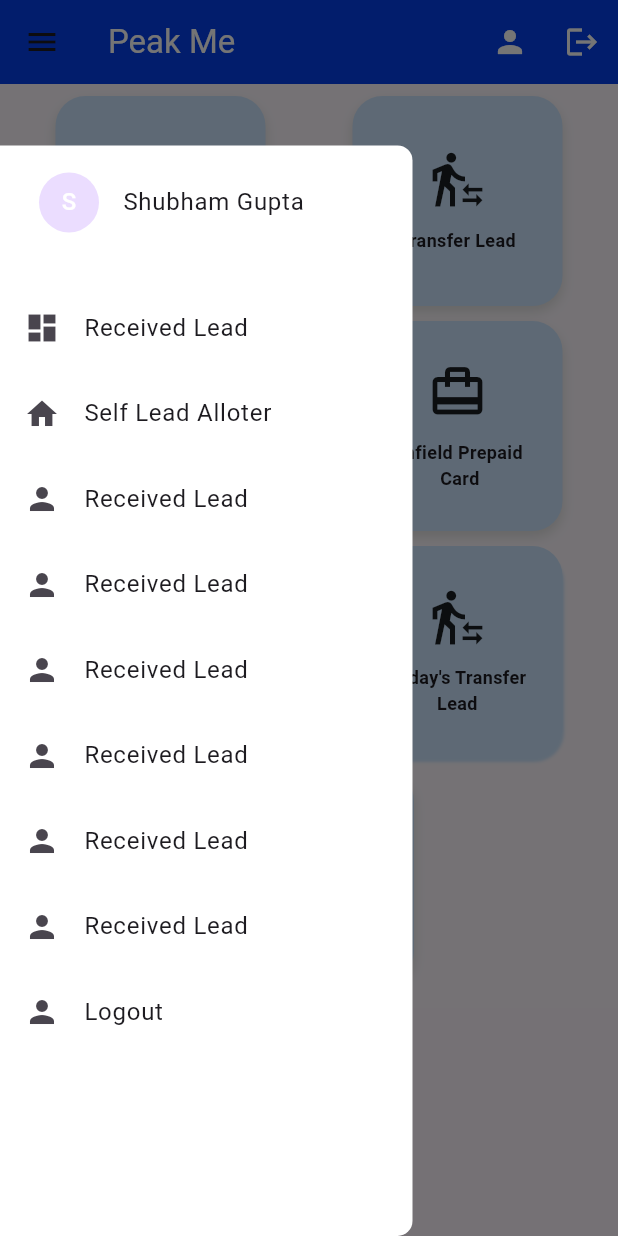
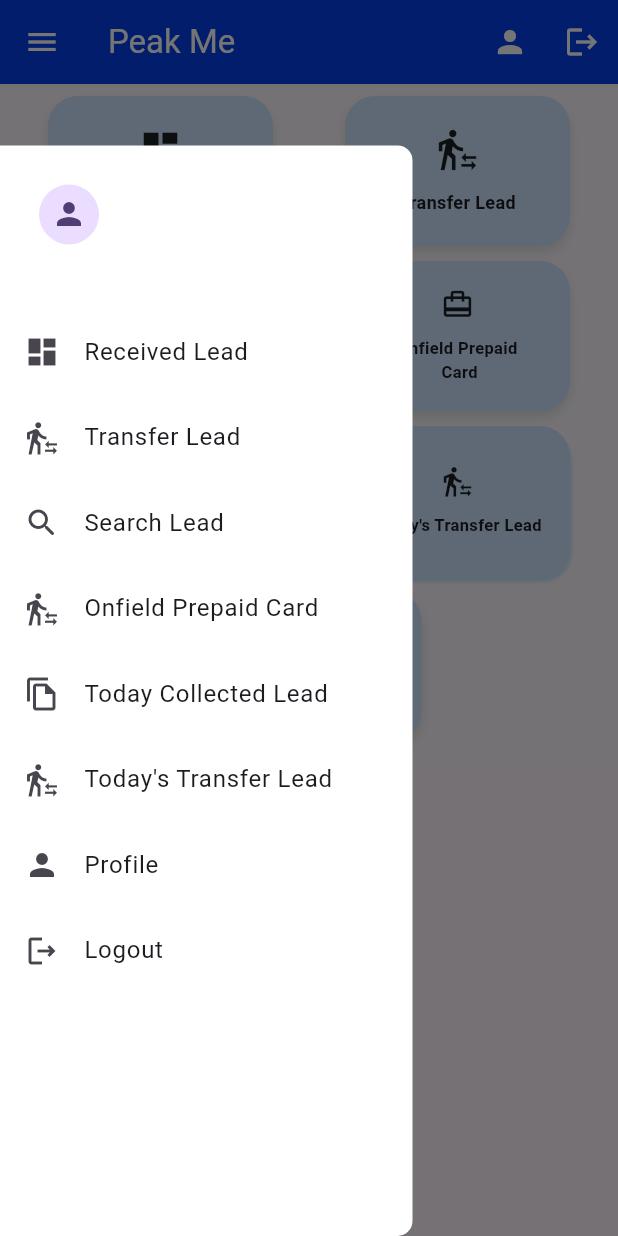
Before and after one commit to CodeWithShubham02/peak_me, a Flutter app: the DashboardScreen screen opened directly, in the side drawer, after a tap on "Received All Lead", on a phone screen of 412 x 824 dp. Run offline on Flutter 3.47's test engine with Material 3 defaults, Android fonts, the phone set to English and light mode, and no system bars; our stand-ins replace device_info_plus, firebase_auth, firebase_core, firebase_messaging, flutter_riverpod, get and 4 more; accounts and stored records are empty.

Commit message:
Add files via upload

```diff
--- a/lib/controller/auth_controller.dart
+++ b/lib/controller/auth_controller.dart
@@ -41,7 +41,6 @@ class AuthService {
         final Map<String, dynamic> data = json.decode(response.body);
         if (data['success'] == 1 && data['data'] != null) {
           final user = UserModel.fromJson(data['data'][0]);
-
             final SharedPreferences prefs = await SharedPreferences.getInstance();
             await prefs.setString('uid', user.uid);
             await prefs.setString('name', user.name);
--- a/lib/controller/lead_detail_controller.dart
+++ b/lib/controller/lead_detail_controller.dart
@@ -14,6 +14,7 @@ class LeadDetailsController{
       print(response.body);
       if (response.statusCode == 200) {
         final jsonData = json.decode(response.body);
+
         return LeadResponse.fromJson(jsonData);
       } else {
         print("Server error: ${response.statusCode}");
--- a/lib/controller/receivedLead_controller.dart
+++ b/lib/controller/receivedLead_controller.dart
@@ -1,5 +1,6 @@
 import 'dart:convert';
 import 'package:http/http.dart' as http;
+import 'package:shared_preferences/shared_preferences.dart';
 
 import '../model/new_lead_model.dart';
 
@@ -26,6 +27,7 @@ class ReceivedLeadController{
       final jsonBody = json.decode(response.body);
       if (jsonBody['success'] == 1) {
         final List<dynamic> leadsJson = jsonBody['data'];
+
         return leadsJson.map((json) => Lead.fromJson(json)).toList();
       } else {
         throw Exception('Server Error: ${jsonBody['message']}');
--- a/lib/view/dashboard_screen.dart
+++ b/lib/view/dashboard_screen.dart
@@ -4,6 +4,7 @@ import 'package:get/get_core/src/get_main.dart';
 import 'package:project2/utils/app_constant.dart';
 import 'package:project2/view/auth/login.dart';
 import 'package:project2/view/received_lead_screen.dart';
+import 'package:project2/view/search_lead_screen.dart';
 import 'package:project2/view/today_transferd_lead_screen.dart';
 import 'package:project2/view/widget/drawer_widget.dart';
 import 'package:project2/view/profile_screen.dart';
@@ -44,6 +45,7 @@ class _DashboardScreenState extends State<DashboardScreen> {
   Widget build(BuildContext context) {
     return Scaffold(
       appBar: AppBar(
+          iconTheme: IconThemeData(color: Colors.white),
         backgroundColor:Color(0xFF043feb),
         title: Text("Peak Me",style: TextStyle(color: Colors.white),),
         actions: [
@@ -87,8 +89,8 @@ class _DashboardScreenState extends State<DashboardScreen> {
                   mainAxisAlignment: MainAxisAlignment.spaceAround,
                   children: [
                     Container(
-                      height: 140,
-                      width: 140,
+                      height: 100,
+                      width: 150,
                       decoration: BoxDecoration(
                         color:  Color(0xFFCCE5FF),
                         borderRadius: BorderRadius.circular(20),
@@ -108,7 +110,7 @@ class _DashboardScreenState extends State<DashboardScreen> {
                         child: Column(
                           mainAxisAlignment: MainAxisAlignment.center,
                           children: [
-                            Icon(Icons.dashboard, size: 40, color: Colors.black87),
+                            Icon(Icons.dashboard, size: 30, color: Colors.black87),
                             SizedBox(height: 12),
                             Text(
                               "Received All Lead",
@@ -123,8 +125,8 @@ class _DashboardScreenState extends State<DashboardScreen> {
                       ),
                     ),
                     Container(
-                      height: 140,
-                      width: 140,
+                      height: 100,
+                      width: 150,
                       decoration: BoxDecoration(
                         color: Color(0xFFCCE5FF),
                         borderRadius: BorderRadius.circular(20),
@@ -140,7 +142,7 @@ class _DashboardScreenState extends State<DashboardScreen> {
                       child: Column(
                         mainAxisAlignment: MainAxisAlignment.center,
                         children: [
-                          Icon(Icons.transfer_within_a_station_outlined, size: 40, color: Colors.black87),
+                          Icon(Icons.transfer_within_a_station_outlined, size: 30, color: Colors.black87),
                           SizedBox(height: 12),
                           Text(
                             "Transfer Lead",
@@ -160,8 +162,8 @@ class _DashboardScreenState extends State<DashboardScreen> {
                   mainAxisAlignment: MainAxisAlignment.spaceAround,
                   children: [
                     Container(
-                      height: 140,
-                      width: 140,
+                      height: 100,
+                      width: 150,
                       decoration: BoxDecoration(
                         color: Color(0xFFCCE5FF),
                         borderRadius: BorderRadius.circular(20),
@@ -174,10 +176,14 @@ class _DashboardScreenState extends State<DashboardScreen> {
                         ],
                       ),
                       padding: EdgeInsets.all(16),
+                      child: InkWell(
+                        onTap: (){
+                          Get.to(()=>SearchLeadScreen());
+                        },
                         child: Column(
                           mainAxisAlignment: MainAxisAlignment.center,
                           children: [
-                          Icon(Icons.search, size: 40, color: Colors.black87),
+                            Icon(Icons.search, size: 30, color: Colors.black87),
                             SizedBox(height: 12),
                             Text(
                               "Search Lead",
@@ -190,9 +196,10 @@ class _DashboardScreenState extends State<DashboardScreen> {
                           ],
                         ),
                       ),
+                    ),
                     Container(
-                      height: 140,
-                      width: 140,
+                      height: 100,
+                      width: 150,
                       decoration: BoxDecoration(
                         color:  Color(0xFFCCE5FF),
                         borderRadius: BorderRadius.circular(20),
@@ -208,14 +215,14 @@ class _DashboardScreenState extends State<DashboardScreen> {
                       child: Column(
                         mainAxisAlignment: MainAxisAlignment.center,
                         children: [
-                          Icon(Icons.card_travel_outlined, size: 40, color: Colors.black87),
-                          SizedBox(height: 12),
+                          Icon(Icons.card_travel_outlined, size: 22, color: Colors.black87),
+                          SizedBox(height: 10),
                           Text(
                             "Onfield Prepaid \n Card",
                             textAlign: TextAlign.center,
                             style: TextStyle(
                               fontWeight: FontWeight.w600,
-                              fontSize: 12,
+                              fontSize: 11,
                             ),
                           ),
                         ],
@@ -228,8 +235,8 @@ class _DashboardScreenState extends State<DashboardScreen> {
                   mainAxisAlignment: MainAxisAlignment.spaceAround,
                   children: [
                     Container(
-                      height: 140,
-                      width: 140,
+                      height: 100,
+                      width: 150,
                       decoration: BoxDecoration(
                         color:  Color(0xFFCCE5FF),
                         borderRadius: BorderRadius.circular(20),
@@ -245,22 +252,22 @@ class _DashboardScreenState extends State<DashboardScreen> {
                       child: Column(
                         mainAxisAlignment: MainAxisAlignment.center,
                         children: [
-                          Icon(Icons.collections, size: 40, color: Colors.black87),
-                          SizedBox(height: 12),
+                          Icon(Icons.file_copy_outlined, size: 22, color: Colors.black87),
+                          SizedBox(height: 10),
                           Text(
                             "Today's Collected Lead",
                             textAlign: TextAlign.center,
                             style: TextStyle(
                               fontWeight: FontWeight.w600,
-                              fontSize: 12,
+                              fontSize: 11,
                             ),
                           ),
                         ],
                       ),
                     ),
                     Container(
-                      height: 140,
-                      width: 140,
+                      height: 100,
+                      width: 150,
                       decoration: BoxDecoration(
                         color:  Color(0xFFCCE5FF),
                         borderRadius: BorderRadius.circular(20),
@@ -280,14 +287,14 @@ class _DashboardScreenState extends State<DashboardScreen> {
                         child: Column(
                           mainAxisAlignment: MainAxisAlignment.center,
                           children: [
-                            Icon(Icons.transfer_within_a_station_outlined, size: 40, color: Colors.black87),
-                            SizedBox(height: 12),
+                            Icon(Icons.transfer_within_a_station_outlined, size: 22, color: Colors.black87),
+                            SizedBox(height: 10),
                             Text(
                               "Today's Transfer Lead",
                               textAlign: TextAlign.center,
                               style: TextStyle(
                                 fontWeight: FontWeight.w600,
-                                fontSize: 12,
+                                fontSize: 11,
                               ),
                             ),
                           ],
@@ -301,8 +308,8 @@ class _DashboardScreenState extends State<DashboardScreen> {
                   mainAxisAlignment: MainAxisAlignment.spaceAround,
                   children: [
                     Container(
-                      height: 140,
-                      width: 140,
+                      height: 100,
+                      width: 150,
                       decoration: BoxDecoration(
                         color:  Color(0xFFCCE5FF),
                         borderRadius: BorderRadius.circular(20),
@@ -322,7 +329,7 @@ class _DashboardScreenState extends State<DashboardScreen> {
                         child: Column(
                           mainAxisAlignment: MainAxisAlignment.center,
                           children: [
-                            Icon(Icons.person, size: 40, color: Colors.black87),
+                            Icon(Icons.person, size: 30, color: Colors.black87),
                             SizedBox(height: 12),
                             Text(
                               "Profile",
--- a/lib/view/lead_detail_screen.dart
+++ b/lib/view/lead_detail_screen.dart
@@ -32,7 +32,7 @@ class _LeadDetailScreenState extends State<LeadDetailScreen> {
       appBar: AppBar(
         backgroundColor:AppConstant.appInsideColor,
         title: Text('Lead Details ',style: const TextStyle(fontSize: 20, fontWeight: FontWeight.bold,color: Colors.white),),
-
+          iconTheme: IconThemeData(color: Colors.white),
       ),
       body: FutureBuilder<LeadResponse?>(
       future: _futureLead,
--- a/lib/view/profile_screen.dart
+++ b/lib/view/profile_screen.dart
@@ -50,7 +50,7 @@ class _ProfileScreenState extends State<ProfileScreen> {
       appBar: AppBar(
         backgroundColor:AppConstant.appInsideColor,
         title: const Text('Profile',style: TextStyle(fontSize: 20, fontWeight: FontWeight.bold,color: Colors.white),),
-
+          iconTheme: IconThemeData(color: Colors.white),
       ),
       body: SingleChildScrollView(
         padding: const EdgeInsets.all(16),
--- a/lib/view/refix_lead_screen.dart
+++ b/lib/view/refix_lead_screen.dart
@@ -98,6 +98,7 @@ class _RefixLeadScreenState extends State<RefixLeadScreen> {
           title:  Text(widget.customer_name.toString(),
             style: TextStyle(color: Colors.white,fontSize: 17),
           ),
+          iconTheme: IconThemeData(color: Colors.white),
       ),
       body:SingleChildScrollView(
         child: Column(
--- a/lib/view/today_transferd_lead_screen.dart
+++ b/lib/view/today_transferd_lead_screen.dart
@@ -27,6 +27,7 @@ class _TodayTransferredScreenState extends State<TodayTransferredScreen> {
   Widget build(BuildContext context) {
     return Scaffold(
       appBar: AppBar(
+          iconTheme: IconThemeData(color: Colors.white),
           backgroundColor: AppConstant.appInsideColor,
           title: const Text('Today\'s Transfers',style: TextStyle(color: Colors.white),)),
       body:_future == null
@@ -41,12 +42,14 @@ class _TodayTransferredScreenState extends State<TodayTransferredScreen> {
             return const Center(child: Text('No data found or API failed.'));
           }
           final dataList = snapshot.data!.data;
+          print('-------SGS');
           print(dataList.toString());
-          return ListView.builder(
+
+          return dataList!=null?const Center(child: Text('Any lead today not transfer..')): ListView.builder(
             itemCount: dataList.length,
             itemBuilder: (context, index) {
               final item = dataList[index];
-              return Card(
+              return  Card(
                 elevation: 5,
                 color: Colors.white,
                 margin: const EdgeInsets.all(8),
--- a/lib/view/widget/drawer_widget.dart
+++ b/lib/view/widget/drawer_widget.dart
@@ -14,6 +14,24 @@ class AdminDrawerWidget extends StatefulWidget {
 }
 
 class _AdminDrawerWidgetState extends State<AdminDrawerWidget> {
+  String name = '';
+  String mobile = '';
+  String uid='';
+
+  void loadUserData() async {
+    final SharedPreferences prefs = await SharedPreferences.getInstance();
+    setState(() {
+      name = prefs.getString('name') ?? '';
+      mobile = prefs.getString('mobile') ?? '';
+      uid = prefs.getString('uid') ?? '';
+    });
+  }
+  @override
+  void initState() {
+    // TODO: implement initState
+    super.initState();
+    loadUserData();
+  }
 
   @override
   Widget build(BuildContext context) {
@@ -30,10 +48,11 @@ class _AdminDrawerWidgetState extends State<AdminDrawerWidget> {
               padding: const EdgeInsets.symmetric(horizontal: 10.0,vertical: 10.0),
               child: ListTile(
                 titleAlignment: ListTileTitleAlignment.center,
-                title: Text("Shubham Gupta"),
+                title: Text(name),
                 leading: CircleAvatar(
-                  child: Text("S",style: TextStyle(color: Colors.white),),
+                  child: Icon(Icons.person),
                 ),
+                subtitle: Text(mobile),
 
               ),
             ),
@@ -58,8 +77,8 @@ class _AdminDrawerWidgetState extends State<AdminDrawerWidget> {
                  // Get.to(()=>LeadScreen());
                 },
                 titleAlignment: ListTileTitleAlignment.center,
-                title: Text("Self Lead Alloter"),
-                leading: Icon(Icons.home),
+                title: Text("Transfer Lead"),
+                leading: Icon(Icons.transfer_within_a_station_outlined),
 
               ),
 
@@ -68,8 +87,8 @@ class _AdminDrawerWidgetState extends State<AdminDrawerWidget> {
                   //Get.to(()=>AllUsersScreen());
                 },
                 titleAlignment: ListTileTitleAlignment.center,
-                title: Text("Received Lead"),
-                leading: Icon(Icons.person),
+                title: Text("Search Lead"),
+                leading: Icon(Icons.search_rounded),
 
               ),
             ListTile(
@@ -77,15 +96,33 @@ class _AdminDrawerWidgetState extends State<AdminDrawerWidget> {
                 //Get.to(()=>AllUsersScreen());
               },
               titleAlignment: ListTileTitleAlignment.center,
-              title: Text("Received Lead"),
-              leading: Icon(Icons.person),
+              title: Text("Onfield Prepaid Card"),
+              leading: Icon(Icons.transfer_within_a_station),
             ),
             ListTile(
               onTap: (){
                 //Get.to(()=>AllUsersScreen());
               },
               titleAlignment: ListTileTitleAlignment.center,
-              title: Text("Received Lead"),
+              title: Text("Today Collected Lead"),
+              leading: Icon(Icons.file_copy_outlined),
+
+            ),
+            ListTile(
+              onTap: (){
+                //Get.to(()=>AllUsersScreen());
+              },
+              titleAlignment: ListTileTitleAlignment.center,
+              title: Text("Today's Transfer Lead"),
+              leading: Icon(Icons.transfer_within_a_station),
+
+            ),
+            ListTile(
+              onTap: (){
+                //Get.to(()=>AllUsersScreen());
+              },
+              titleAlignment: ListTileTitleAlignment.center,
+              title: Text("Profile"),
               leading: Icon(Icons.person),
 
             ),
@@ -94,40 +131,9 @@ class _AdminDrawerWidgetState extends State<AdminDrawerWidget> {
                 //Get.to(()=>AllUsersScreen());
               },
               titleAlignment: ListTileTitleAlignment.center,
-              title: Text("Received Lead"),
-              leading: Icon(Icons.person),
-
+              title: Text("Logout"),
+              leading: Icon(Icons.logout_outlined),
             ),
-            ListTile(
-              onTap: (){
-                //Get.to(()=>AllUsersScreen());
-              },
-              titleAlignment: ListTileTitleAlignment.center,
-              title: Text("Received Lead"),
-              leading: Icon(Icons.person),
-
-            ),
-            ListTile(
-              onTap: (){
-                //Get.to(()=>AllUsersScreen());
-              },
-              titleAlignment: ListTileTitleAlignment.center,
-              title: Text("Received Lead"),
-              leading: Icon(Icons.person),
-
-            ),
-            ListTile(
-              onTap: ()async {
-
-
-
-              },
-              titleAlignment: ListTileTitleAlignment.center,
-              title: Text("Logout"),
-              leading: Icon(Icons.person),
-
-            ),
-
           ],
         ),
         backgroundColor:Colors.white,
```
Also changed, not shown: lib/view/postponed_lead_screen.dart (+2 -10 lines), lib/view/received_lead_screen.dart (+15 -12 lines), lib/view/search_lead_screen.dart (added, +221 -0 lines). Lines whose indentation alone changed are shown as unchanged.
